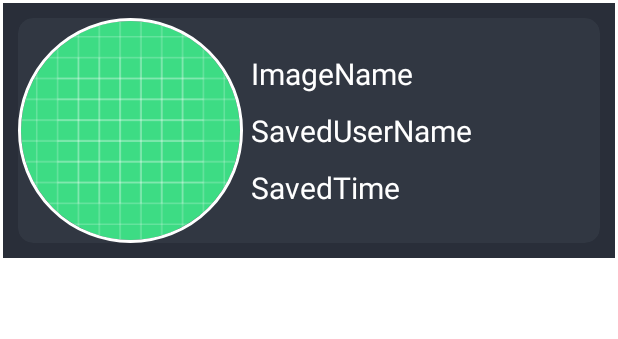
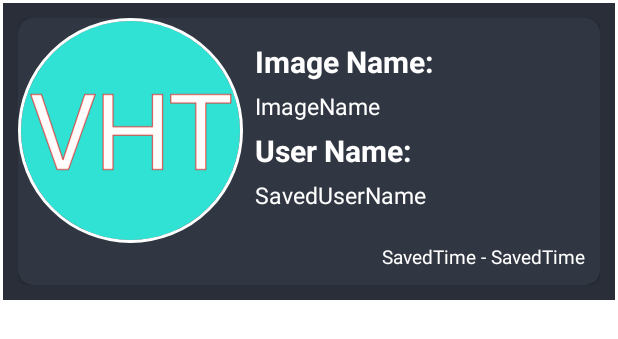
Before and after one commit to Vahit11/retrofit-and-jetpack-libraries, an Android app: the layout art_row.xml on its own in the app's theme, with its tools: preview values and no code run, on a phone screen of 412 x 824 dp. Shown: the top 339 px of the screen. Run offline under Robolectric (Android 15) with nearby library versions, the phone set to English and light mode, and no system bars.

Commit message:
vahitkeskin

```diff
--- a/app/src/main/java/com/vahitkeskin/retrofitandjetpacklibraries/adapter/ArtImageAdapter.kt
+++ b/app/src/main/java/com/vahitkeskin/retrofitandjetpacklibraries/adapter/ArtImageAdapter.kt
@@ -50,10 +50,10 @@ class ArtImageAdapter @Inject constructor(
 
         holder.itemView.apply {
             glide.load(imageUrl).into(imageView)
-            setOnItemClickListener {
+            setOnClickListener {
                 onItemClickListener?.let {
                     it(imageUrl)
-                    println(imageUrl)
+                    println("Click URL: $imageUrl")
                 }
             }
         }
--- a/app/src/main/java/com/vahitkeskin/retrofitandjetpacklibraries/dependencyinjection/ApplicationModule.kt
+++ b/app/src/main/java/com/vahitkeskin/retrofitandjetpacklibraries/dependencyinjection/ApplicationModule.kt
@@ -57,7 +57,7 @@ object ApplicationModule {
     @Provides
     fun injectGlide(@ApplicationContext context: Context) = Glide.with(context)
         .setDefaultRequestOptions(
-            RequestOptions().placeholder(R.drawable.ic_launcher_foreground)
-                .error(R.drawable.ic_launcher_foreground)
+            RequestOptions().placeholder(R.drawable.vhticon)
+                .error(R.drawable.vhticon)
         )
 }
--- a/app/src/main/java/com/vahitkeskin/retrofitandjetpacklibraries/roomdb/ArtRoom.kt
+++ b/app/src/main/java/com/vahitkeskin/retrofitandjetpacklibraries/roomdb/ArtRoom.kt
@@ -7,7 +7,8 @@ import androidx.room.PrimaryKey
 data class ArtRoom(
     var imageName: String,
     var savedUserName: String,
-    var savedTimeName: String,
+    var savedHistoryTimeName: String,
+    var savedHourTimeName: String,
     var imageUrl: String,
     @PrimaryKey(autoGenerate = true)
     val id: Int? = null
--- a/app/src/main/java/com/vahitkeskin/retrofitandjetpacklibraries/view/MainActivity.kt
+++ b/app/src/main/java/com/vahitkeskin/retrofitandjetpacklibraries/view/MainActivity.kt
@@ -2,6 +2,7 @@ package com.vahitkeskin.retrofitandjetpacklibraries.view
 
 import androidx.appcompat.app.AppCompatActivity
 import android.os.Bundle
+import android.view.WindowManager
 import com.vahitkeskin.retrofitandjetpacklibraries.R
 import dagger.hilt.android.AndroidEntryPoint
 import javax.inject.Inject
@@ -16,5 +17,7 @@ class MainActivity : AppCompatActivity() {
         super.onCreate(savedInstanceState)
         supportFragmentManager.fragmentFactory = fragmentFactory
         setContentView(R.layout.activity_main)
+
+        window.setSoftInputMode(WindowManager.LayoutParams.SOFT_INPUT_ADJUST_PAN)
     }
 }
--- a/app/src/main/java/com/vahitkeskin/retrofitandjetpacklibraries/viewmodel/ArtImagesViewModel.kt
+++ b/app/src/main/java/com/vahitkeskin/retrofitandjetpacklibraries/viewmodel/ArtImagesViewModel.kt
@@ -46,13 +46,13 @@ class ArtImagesViewModel @ViewModelInject constructor(
         repository.insertArtImage(artRoom)
     }
 
-    fun makeArt(name: String, user: String, time: String) {
-        if (name.isEmpty() || user.isEmpty() || time.isEmpty()) {
+    fun makeArt(history: String, hour: String, name: String, user: String) {
+        if (history.isEmpty() || hour.isEmpty() || name.isEmpty() || user.isEmpty()) {
             insertArtMessage.postValue(Resource.error("Name, user or time is not null!!!", null))
             return
         }
 
-        val artRoom = ArtRoom(name, user, time, selectedArtImageUrl.value ?: "")
+        val artRoom = ArtRoom(name,user,history,hour,selectedArtImageUrl.value ?: "")
         insertArtRoom(artRoom)
         setSelectedImage("")
         insertArtMessage.postValue(Resource.success(artRoom))
--- a/app/src/main/res/layout/art_row.xml
+++ b/app/src/main/res/layout/art_row.xml
@@ -17,13 +17,18 @@
         <LinearLayout
             android:layout_width="match_parent"
             android:layout_height="wrap_content"
+            android:orientation="vertical">
+
+            <LinearLayout
+                android:layout_width="match_parent"
+                android:layout_height="wrap_content"
                 android:orientation="horizontal">
 
                 <de.hdodenhof.circleimageview.CircleImageView
                     android:id="@+id/artRowCim"
                     android:layout_width="150dp"
                     android:layout_height="150dp"
-                android:src="@drawable/ic_launcher_background"
+                    android:src="@drawable/vhticon"
                     app:civ_border_color="@android:color/white"
                     app:civ_border_width="2dp" />
 
@@ -34,31 +39,80 @@
                     android:orientation="vertical">
 
                     <TextView
+                        android:layout_width="match_parent"
+                        android:layout_height="wrap_content"
+                        android:layout_marginStart="5dp"
+                        android:layout_marginBottom="5dp"
+                        android:text="Image Name:"
+                        android:textColor="@android:color/white"
+                        android:textSize="20sp"
+                        android:textStyle="bold" />
+
+                    <TextView
                         android:id="@+id/artRowImageName"
                         android:layout_width="match_parent"
                         android:layout_height="wrap_content"
-                    android:layout_margin="5dp"
+                        android:layout_marginStart="5dp"
+                        android:layout_marginBottom="5dp"
                         android:text="ImageName"
                         android:textColor="@android:color/white"
-                    android:textSize="20sp" />
+                        android:textSize="15sp" />
+
+                    <TextView
+                        android:layout_width="match_parent"
+                        android:layout_height="wrap_content"
+                        android:layout_marginStart="5dp"
+                        android:layout_marginBottom="5dp"
+                        android:text="User Name:"
+                        android:textColor="@android:color/white"
+                        android:textSize="20sp"
+                        android:textStyle="bold" />
 
                     <TextView
                         android:id="@+id/artRowSavedUserName"
                         android:layout_width="match_parent"
                         android:layout_height="wrap_content"
-                    android:layout_margin="5dp"
+                        android:layout_marginStart="5dp"
+                        android:layout_marginBottom="5dp"
                         android:text="SavedUserName"
                         android:textColor="@android:color/white"
-                    android:textSize="20sp" />
+                        android:textSize="15sp" />
+
+
+                </LinearLayout>
+
+            </LinearLayout>
+
+            <LinearLayout
+                android:layout_width="match_parent"
+                android:layout_height="wrap_content"
+                android:layout_marginEnd="10dp"
+                android:layout_marginBottom="10dp"
+                android:gravity="end"
+                android:orientation="horizontal">
 
                 <TextView
-                    android:id="@+id/artRowSavedTime"
-                    android:layout_width="match_parent"
+                    android:id="@+id/artRowSavedHourTime"
+                    android:layout_width="wrap_content"
                     android:layout_height="wrap_content"
-                    android:layout_margin="5dp"
                     android:text="SavedTime"
                     android:textColor="@android:color/white"
-                    android:textSize="20sp" />
+                    android:textSize="12.5sp" />
+
+                <TextView
+                    android:layout_width="wrap_content"
+                    android:layout_height="wrap_content"
+                    android:text=" - "
+                    android:textColor="@android:color/white"
+                    android:textSize="12.5sp" />
+
+                <TextView
+                    android:id="@+id/artRowSavedHistoryTime"
+                    android:layout_width="wrap_content"
+                    android:layout_height="wrap_content"
+                    android:text="SavedTime"
+                    android:textColor="@android:color/white"
+                    android:textSize="12.5sp" />
 
             </LinearLayout>
 
```
Also changed, not shown: app/src/main/java/com/vahitkeskin/retrofitandjetpacklibraries/adapter/ArtRowAdapter.kt (+7 -4 lines), app/src/main/java/com/vahitkeskin/retrofitandjetpacklibraries/view/DetailsFragment.kt (+17 -9 lines), app/src/main/java/com/vahitkeskin/retrofitandjetpacklibraries/view/FeedFragment.kt (+30 -1 lines), app/src/main/java/com/vahitkeskin/retrofitandjetpacklibraries/view/SearchFragment.kt (+8 -13 lines), app/src/main/res/layout/fragment_details.xml (+5 -10 lines), app/src/main/res/drawable/vhticon.png (added). Lines whose indentation alone changed are shown as unchanged.
